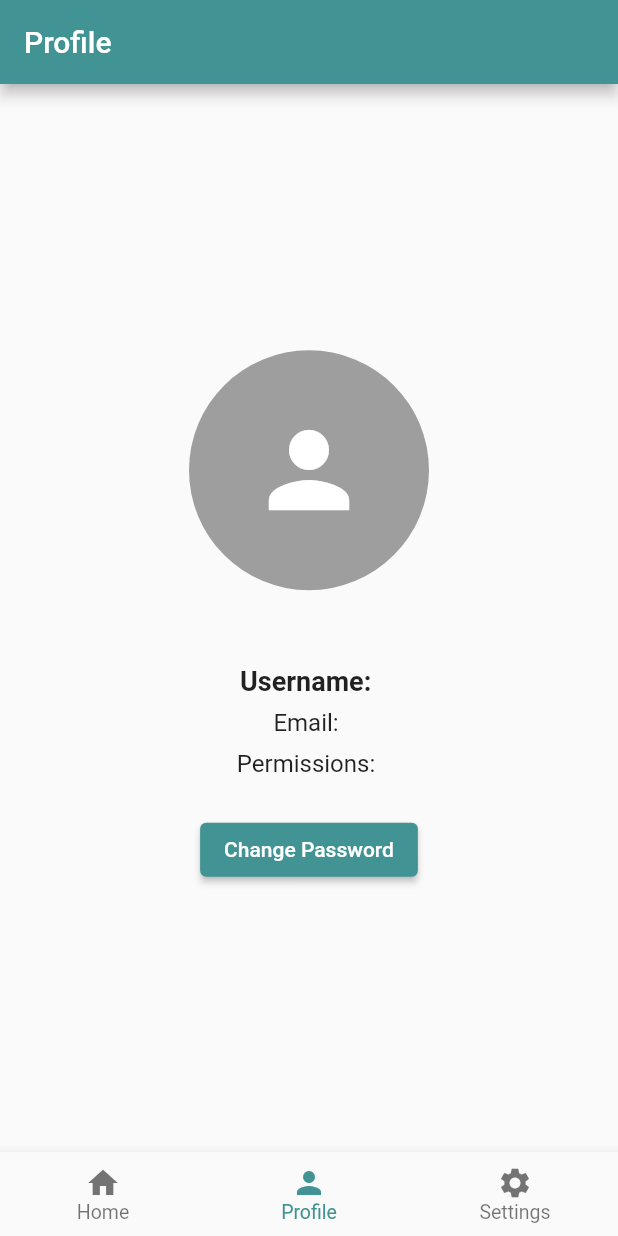
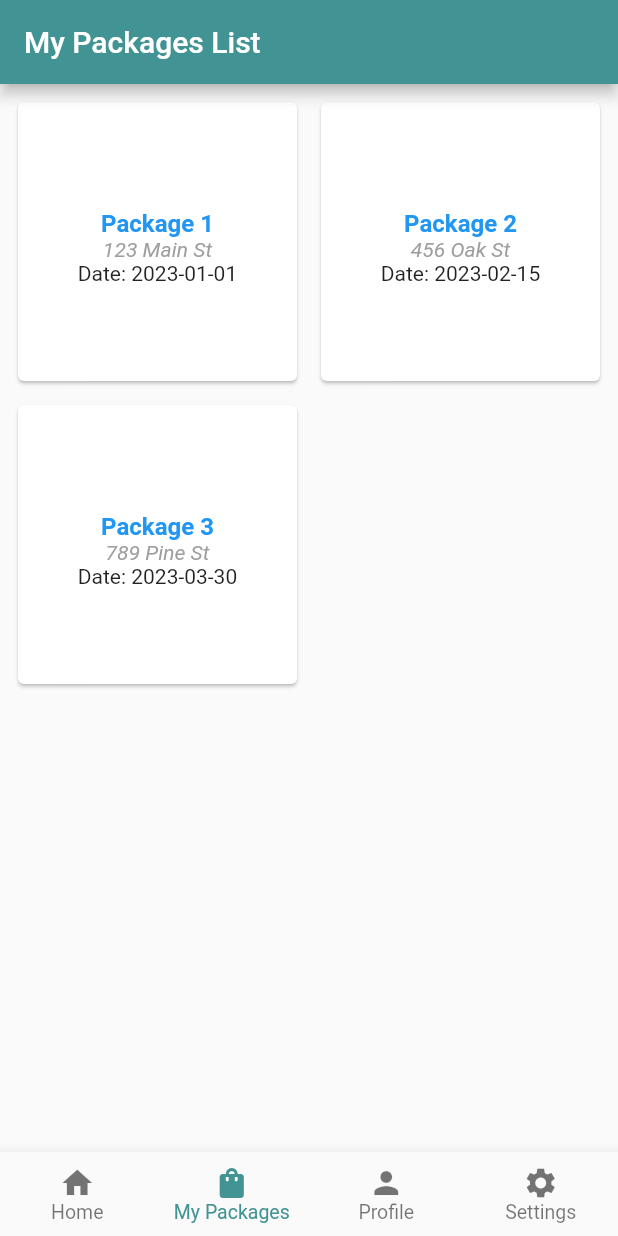
Before and after one commit to Diagora-EIP/mobile, a Flutter app: the WrapperView screen opened directly, item 2 of the bottom bar chosen, on a phone screen of 412 x 824 dp. Run offline on Flutter 3.47's test engine with Material 2 defaults, Android fonts, the phone set to English and light mode, and no system bars; our stand-ins replace accordion, firebase_analytics, firebase_core, firebase_crashlytics, fl_chart, flutter_datetime_picker_plus and 6 more; missing offline and left inert: firebase_performance; accounts and stored records are empty; statements that could not run were skipped.

Commit message:
feat(package/stat): following package view [need to add map, connect with the back] | stat view done [need to connect with the back]

```diff
--- a/lib/models/permissions_model.dart
+++ b/lib/models/permissions_model.dart
@@ -1,6 +1,7 @@
 enum PermissionType {
   admin,
   manager,
+  client,
   user,
 }
 
@@ -10,6 +11,7 @@ class Permissions {
   final DateTime? createdAt;
   final bool isAdmin;
   final bool isUser;
+  final bool isClient;
   final PermissionType? permissions;
 
   Permissions({
@@ -17,6 +19,7 @@ class Permissions {
     this.createdAt,
     this.isAdmin = false,
     this.isUser = false,
+    this.isClient = false,
     this.permissions,
   });
 
@@ -26,6 +29,7 @@ class Permissions {
       createdAt: DateTime.parse(json['created_at'] ?? DateTime(0).toString()),
       isAdmin: json['isAdmin'] ?? false,
       isUser: json['isUser'] ?? false,
+      isClient: false,
       permissions: _parsePermissionType(json['permissions']),
     );
     return permissions;
@@ -37,6 +41,7 @@ class Permissions {
       'created_at': createdAt?.toIso8601String(),
       'isAdmin': isAdmin,
       'isUser': isUser,
+      'isClient': isClient,
       'permissions': permissions?.toString().split('.').last,
     };
   }
@@ -48,6 +53,8 @@ class Permissions {
         return PermissionType.admin;
       case 'manager':
         return PermissionType.manager;
+      case 'client':
+        return PermissionType.client;
       case 'user':
         return PermissionType.user;
       default:
--- a/lib/views/home/calendar/new_delivery.dart
+++ b/lib/views/home/calendar/new_delivery.dart
@@ -1,6 +1,6 @@
 import 'package:flutter/material.dart';
 
-import 'package:diagora/services/api_service.dart';
+// import 'package:diagora/services/api_service.dart';
 
 
 class NewDelivery extends StatefulWidget {
--- /dev/null
+++ b/lib/views/my_package/my_package.dart
@@ -0,0 +1,93 @@
+import 'package:flutter/material.dart';
+
+import 'package:diagora/views/my_package/follow_my_package.dart';
+
+class MyPackages extends StatefulWidget {
+  const MyPackages({super.key});
+
+  @override
+  State<MyPackages> createState() => _MyPackagesState();
+}
+
+class Package {
+  final String name;
+  final String address;
+  final String date;
+
+  Package({
+    required this.name,
+    required this.address,
+    required this.date,
+  });
+}
+
+class _MyPackagesState extends State<MyPackages> {
+  List<Package> packages = [
+    Package(name: "Package 1", address: "123 Main St", date: "2023-01-01"),
+    Package(name: "Package 2", address: "456 Oak St", date: "2023-02-15"),
+    Package(name: "Package 3", address: "789 Pine St", date: "2023-03-30"),
+  ];
+
+  @override
+  Widget build(BuildContext context) {
+    return Scaffold(
+      appBar: AppBar(
+        title: const Text('My Packages List'),
+      ),
+      body: Padding(
+        padding: const EdgeInsets.all(8.0),
+        child: GridView.builder(
+          gridDelegate: const SliverGridDelegateWithFixedCrossAxisCount(
+            crossAxisCount: 2,
+            crossAxisSpacing: 8.0,
+            mainAxisSpacing: 8.0,
+          ),
+          itemCount: packages.length,
+          itemBuilder: (BuildContext context, int index) {
+            Package currentPackage = packages[index];
+
+            return Card(
+              child: ListTile(
+                title: Column(
+                  mainAxisAlignment: MainAxisAlignment.center,
+                  children: [
+                    Text(
+                      currentPackage.name,
+                      style: const TextStyle(
+                        fontWeight: FontWeight.bold,
+                        fontSize: 16.0,
+                        color: Colors.blue, // Adjust the color as needed
+                      ),
+                    ),
+                    Text(
+                      currentPackage.address,
+                      style: const TextStyle(
+                        fontStyle: FontStyle.italic,
+                        fontSize: 14.0,
+                        color: Colors.grey, // Adjust the color as needed
+                      ),
+                    ),
+                    Text(
+                      "Date: ${currentPackage.date}",
+                      style: const TextStyle(
+                        fontSize: 14.0,
+                      ),
+                    ),
+                  ],
+                ),
+                onTap: () {
+                  Navigator.push(
+                    context,
+                    MaterialPageRoute(
+                      builder: (context) => FollowMyPackage(item: currentPackage),
+                    ),
+                  );
+                },
+              ),
+            );
+          },
+        ),
+      ),
+    );
+  }
+}
--- a/lib/views/wrapper/wrapper_view.dart
+++ b/lib/views/wrapper/wrapper_view.dart
@@ -3,10 +3,12 @@ import 'package:flutter/material.dart';
 import 'package:diagora/services/api_service.dart';
 
 import 'package:diagora/views/home/home.dart';
+import 'package:diagora/views/stats/stats.dart';
+import 'package:diagora/views/admin/admin_view.dart';
 import 'package:diagora/views/auth/register_view.dart';
-import 'package:diagora/views/admin/admin_view.dart';
 // import 'package:diagora/views/manage/manage_view.dart';
 import 'package:diagora/views/profile/profile_view.dart';
+import 'package:diagora/views/my_package/my_package.dart';
 import 'package:diagora/views/settings/settings_view.dart';
 
 class WrapperView extends StatefulWidget {
@@ -23,6 +25,7 @@ class WrapperViewState extends State<WrapperView> {
   int _currentTabIndex = 0;
   bool showAdmin = false;
   bool showManage = false;
+  bool showClient = false;
 
   /// Les onglets utilisés par l'utilisateur. Les onglets sont ajoutés en fonction des permissions de l'utilisateur dans la fonction [initViews].
   final List<Widget> _finalTabs = [];
@@ -34,6 +37,7 @@ class WrapperViewState extends State<WrapperView> {
       _finalTabs.addAll([
         const HomeView(),
         const AdminView(),
+        const Statistiques(),
         const ProfileView(),
         SettingsView(
           logout: logout,
@@ -53,10 +57,21 @@ class WrapperViewState extends State<WrapperView> {
     //   ]);
     //   showManage = true;
     // }
-    else {
+    else if (_api.permissions?.isClient == true) {
+      // Si l'utilisateur est un client
+      _finalTabs.addAll([
+        const MyPackages(),
+        const ProfileView(),
+        SettingsView(
+          logout: logout,
+        ),
+      ]);
+      showClient = true;
+    } else {
       // Si l'utilisateur est un utilisateur normal
       _finalTabs.addAll([
         const HomeView(),
+        const MyPackages(),
         const ProfileView(),
         SettingsView(
           logout: logout,
@@ -126,12 +141,23 @@ class WrapperViewState extends State<WrapperView> {
                 icon: Icon(Icons.admin_panel_settings),
                 label: 'Admin',
               ),
+              const BottomNavigationBarItem(
+                icon: Icon(Icons.bar_chart),
+                label: 'Statistiques',
+              ),
             ],
             if (showManage) ...[
               // Si l'utilisateur est un manager
               const BottomNavigationBarItem(
                 icon: Icon(Icons.manage_accounts),
                 label: 'Manage',
+              ),
+            ],
+            if (!showAdmin) ...[
+              // Si l'utilisateur est un utilisateur normal
+              const BottomNavigationBarItem(
+                icon: Icon(Icons.shopping_bag),
+                label: 'My Packages',
               ),
             ],
             const BottomNavigationBarItem(
--- a/pubspec.yaml
+++ b/pubspec.yaml
@@ -54,6 +54,7 @@ dependencies:
   provider: ^6.0.5
   flutter_datetime_picker_plus: ^2.1.0
   accordion: ^2.6.0
+  fl_chart: ^0.64.0
 
 dev_dependencies:
   coverage: ^1.6.3
```
Also changed, not shown: lib/views/my_package/follow_my_package.dart (added, +54 -0 lines), lib/views/stats/delivery_hours.dart (added, +65 -0 lines), lib/views/stats/stats.dart (added, +105 -0 lines).
